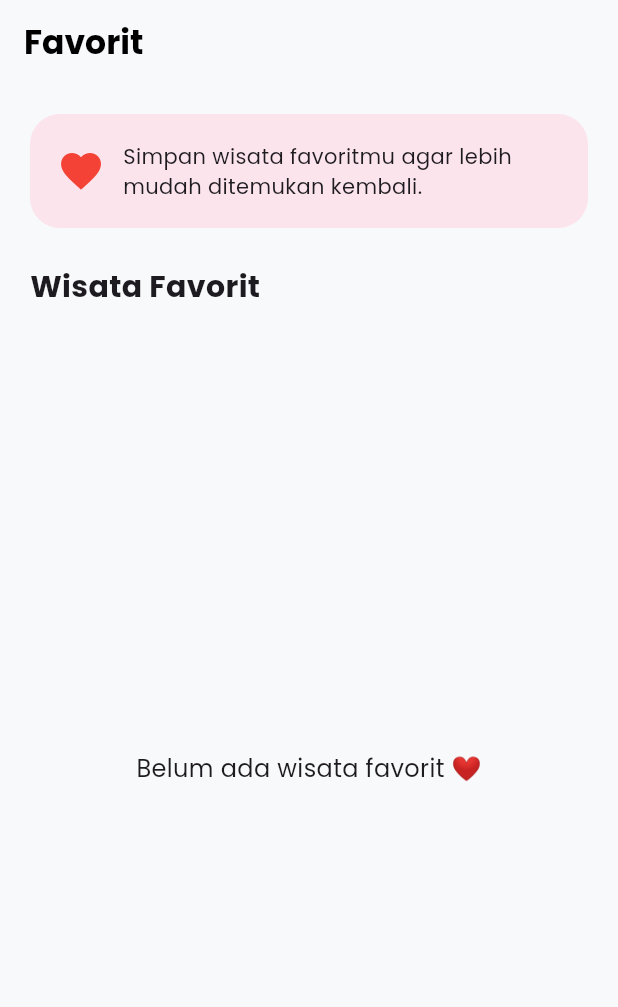
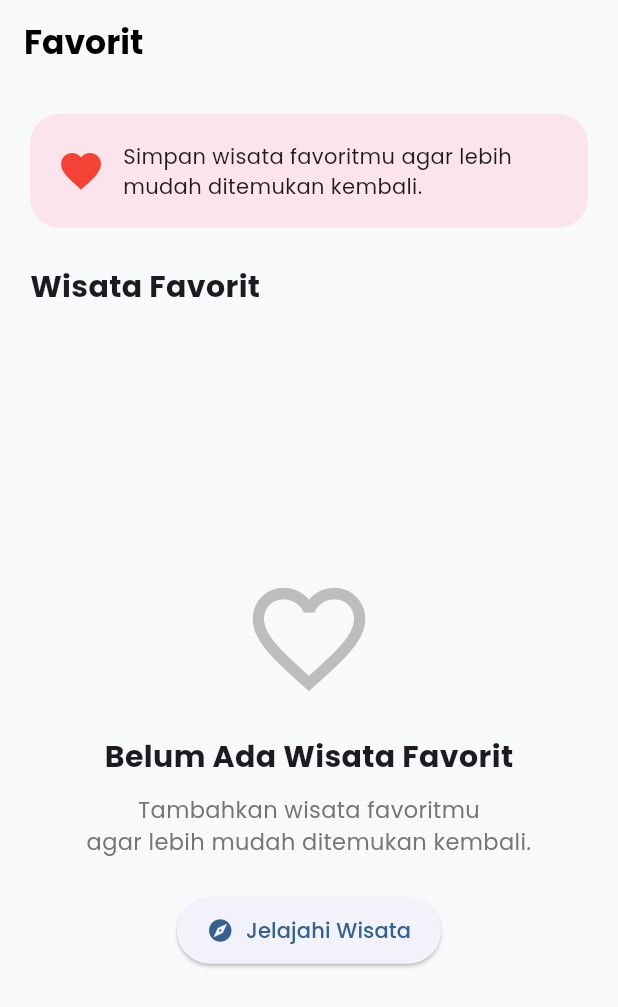
Before and after one commit to rolandtrbl/pesona-pesawaran, a Flutter app: the FavoritePage screen opened directly, on a phone screen of 412 x 824 dp. Shown: the top 1007 px of the screen. Run offline on Flutter 3.47's test engine with Material 3 defaults, Android fonts, the light colour scheme and no system bars; our stand-ins replace dio, get, google_fonts, shared_preferences; accounts and stored records are empty; network calls fail.

Commit message:
feat: improve favorite empty state UI

```diff
--- a/frontend/lib/features/favorite/pages/favorite_page.dart
+++ b/frontend/lib/features/favorite/pages/favorite_page.dart
@@ -65,10 +65,56 @@ class _FavoritePageState extends State<FavoritePage> {
             Expanded(
               child:
                   FavoriteData.favorites.isEmpty
-                      ? const Center(
-                        child: Text(
-                          'Belum ada wisata favorit ❤️',
-                          style: TextStyle(fontSize: 16),
+                      ? Center(
+                        child: Column(
+                          mainAxisAlignment: MainAxisAlignment.center,
+                          children: [
+                            Icon(
+                              Icons.favorite_border,
+                              size: 90,
+                              color: Colors.grey.shade400,
+                            ),
+
+                            const SizedBox(height: 20),
+
+                            const Text(
+                              'Belum Ada Wisata Favorit',
+                              style: TextStyle(
+                                fontSize: 20,
+                                fontWeight: FontWeight.bold,
+                              ),
+                            ),
+
+                            const SizedBox(height: 10),
+
+                            Text(
+                              'Tambahkan wisata favoritmu\nagar lebih mudah ditemukan kembali.',
+                              textAlign: TextAlign.center,
+                              style: TextStyle(
+                                color: Colors.grey.shade600,
+                                fontSize: 15,
+                              ),
+                            ),
+
+                            const SizedBox(height: 25),
+
+                            ElevatedButton.icon(
+                              onPressed: () {
+                                Navigator.pop(context);
+                              },
+
+                              icon: const Icon(Icons.explore),
+
+                              label: const Text('Jelajahi Wisata'),
+
+                              style: ElevatedButton.styleFrom(
+                                padding: const EdgeInsets.symmetric(
+                                  horizontal: 20,
+                                  vertical: 12,
+                                ),
+                              ),
+                            ),
+                          ],
                         ),
                       )
                       : ListView.builder(
```
